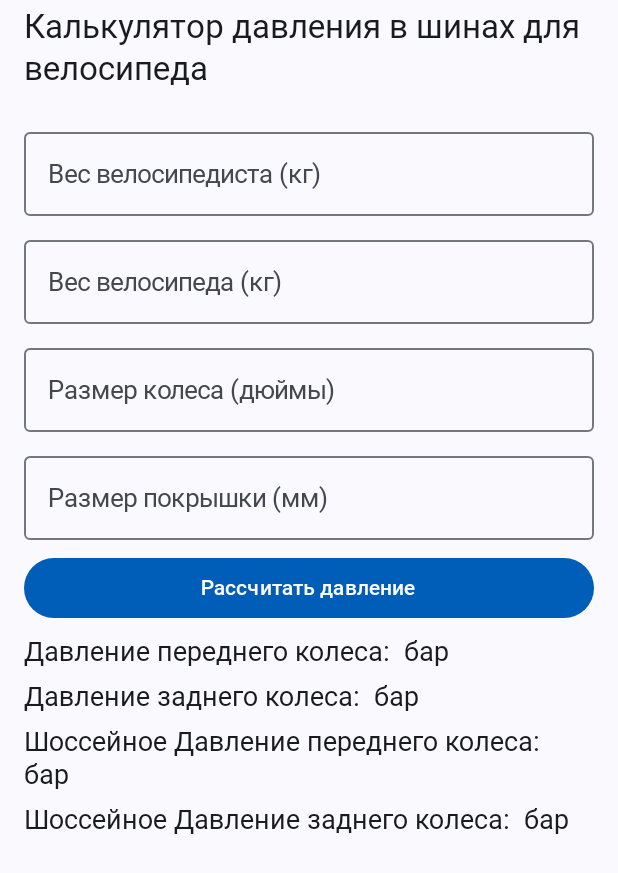
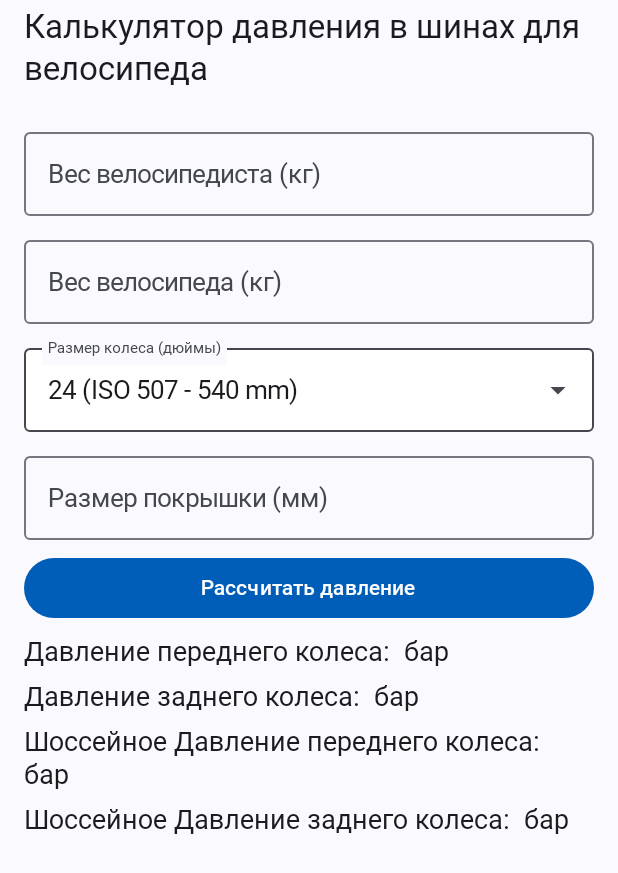
Before and after one commit to filin2hat/BikeCalc, an Android app built with Jetpack Compose: the screen it shows after launch (MainActivity), on a phone screen of 412 x 824 dp. Shown: the top 873 px of the screen. Run offline under Robolectric (Android 15) with nearby library versions, the phone set to English and light mode, and no system bars; our stand-ins replace Dagger/Hilt's generated code.

Commit message:
Реализован DropdownMenu для выбора размера колеса

```diff
--- a/app/src/main/kotlin/dev/filinhat/bikepressurecalc/common/enums/WheelSize.kt
+++ b/app/src/main/kotlin/dev/filinhat/bikepressurecalc/common/enums/WheelSize.kt
@@ -6,10 +6,9 @@ package dev.filinhat.bikepressurecalc.common.enums
  * @param inchesSize диаметр в дюймах
  */
 enum class WheelSize(
-    val inchesSize: Double,
+    var inchesSize: Double,
 ) {
     Inches24(24.0),
-    Inches25(25.0),
     Inches26(26.0),
     Inches27dot5(27.5),
     Inches28(28.0),
--- /dev/null
+++ b/app/src/main/kotlin/dev/filinhat/bikepressurecalc/common/utils/WheelSizeToStringName.kt
@@ -0,0 +1,22 @@
+package dev.filinhat.bikepressurecalc.common.utils
+
+import dev.filinhat.bikepressurecalc.common.enums.WheelSize
+
+fun WheelSize.toStringName(): String =
+    when (this) {
+        WheelSize.Inches24 -> "24 (ISO 507 - 540 mm)"
+        WheelSize.Inches26 -> "26 (ISO 559 - 590 mm)"
+        WheelSize.Inches27dot5 -> "27.5 (ISO 584 mm / 650B)"
+        WheelSize.Inches28 -> "28 (ISO 622 / 700C mm)"
+        WheelSize.Inches29 -> "29 (ISO 622  mm)"
+    }
+
+fun String.toWheelSize(): WheelSize =
+    when (this) {
+        "24 (ISO 507 - 540 mm)" -> WheelSize.Inches24
+        "26 (ISO 559 - 590 mm)" -> WheelSize.Inches26
+        "27.5 (ISO 584 mm / 650B)" -> WheelSize.Inches27dot5
+        "28 (ISO 622 / 700C mm)" -> WheelSize.Inches28
+        "29 (ISO 622  mm)" -> WheelSize.Inches29
+        else -> WheelSize.Inches24
+    }
--- a/app/src/main/kotlin/dev/filinhat/bikepressurecalc/presentation/screen/PressureCalculatorScreen.kt
+++ b/app/src/main/kotlin/dev/filinhat/bikepressurecalc/presentation/screen/PressureCalculatorScreen.kt
@@ -21,13 +21,18 @@ import dev.filinhat.bikepressurecalc.common.PressureCalculator.mtbFrontPressure
 import dev.filinhat.bikepressurecalc.common.PressureCalculator.mtbRearPressure
 import dev.filinhat.bikepressurecalc.common.PressureCalculator.roadFrontPressure
 import dev.filinhat.bikepressurecalc.common.PressureCalculator.roadRearPressure
+import dev.filinhat.bikepressurecalc.common.enums.WheelSize
+import dev.filinhat.bikepressurecalc.common.utils.toStringName
+import dev.filinhat.bikepressurecalc.common.utils.toWheelSize
+import dev.filinhat.bikepressurecalc.presentation.ui.kit.DropdownMenu
 import dev.filinhat.bikepressurecalc.presentation.ui.theme.ApplicationTheme
+import kotlinx.collections.immutable.toPersistentList
 
 @Composable
 fun PressureCalculatorScreen(modifier: Modifier) {
     var riderWeight by remember { mutableStateOf(TextFieldValue("")) }
     var bikeWeight by remember { mutableStateOf(TextFieldValue("")) }
-    var wheelSize by remember { mutableStateOf(TextFieldValue("")) }
+    var wheelSize by remember { mutableStateOf(WheelSize.entries.first()) }
     var tireSize by remember { mutableStateOf(TextFieldValue("")) }
     var pressureFront by remember { mutableStateOf("") }
     var pressureRear by remember { mutableStateOf("") }
@@ -55,11 +60,15 @@ fun PressureCalculatorScreen(modifier: Modifier) {
             modifier = Modifier.fillMaxWidth(),
         )
 
-        OutlinedTextField(
-            value = wheelSize,
-            onValueChange = { wheelSize = it },
-            label = { Text("Размер колеса (дюймы)") },
+        DropdownMenu(
+            onItemSelected = { item ->
+                wheelSize = item.toWheelSize()
+            },
+            label = "Размер колеса (дюймы)",
+            items = WheelSize.entries.map { it.toStringName() }.toPersistentList(),
+            value = wheelSize.toStringName(),
             modifier = Modifier.fillMaxWidth(),
+            itemLabel = { it.toString() },
         )
 
         OutlinedTextField(
@@ -75,35 +84,34 @@ fun PressureCalculatorScreen(modifier: Modifier) {
             onClick = {
                 val riderWeightValue = riderWeight.text.toDoubleOrNull() ?: 0.0
                 val bikeWeightValue = bikeWeight.text.toDoubleOrNull() ?: 0.0
-                val wheelSizeValue = wheelSize.text.toDoubleOrNull() ?: 0.0
                 val tireSizeValue = tireSize.text.toDoubleOrNull() ?: 0.0
 
                 val pressureFrontValue =
                     mtbFrontPressure(
                         riderWeightValue,
                         bikeWeightValue,
-                        wheelSizeValue,
+                        wheelSize.inchesSize,
                         tireSizeValue,
                     )
                 val pressureRearValue =
                     mtbRearPressure(
                         riderWeightValue,
                         bikeWeightValue,
-                        wheelSizeValue,
+                        wheelSize.inchesSize,
                         tireSizeValue,
                     )
                 val pressureFrontRoadValue =
                     roadFrontPressure(
                         riderWeightValue,
                         bikeWeightValue,
-                        wheelSizeValue,
+                        wheelSize.inchesSize,
                         tireSizeValue,
                     )
                 val pressureRearRoadValue =
                     roadRearPressure(
                         riderWeightValue,
                         bikeWeightValue,
-                        wheelSizeValue,
+                        wheelSize.inchesSize,
                         tireSizeValue,
                     )
 
```
